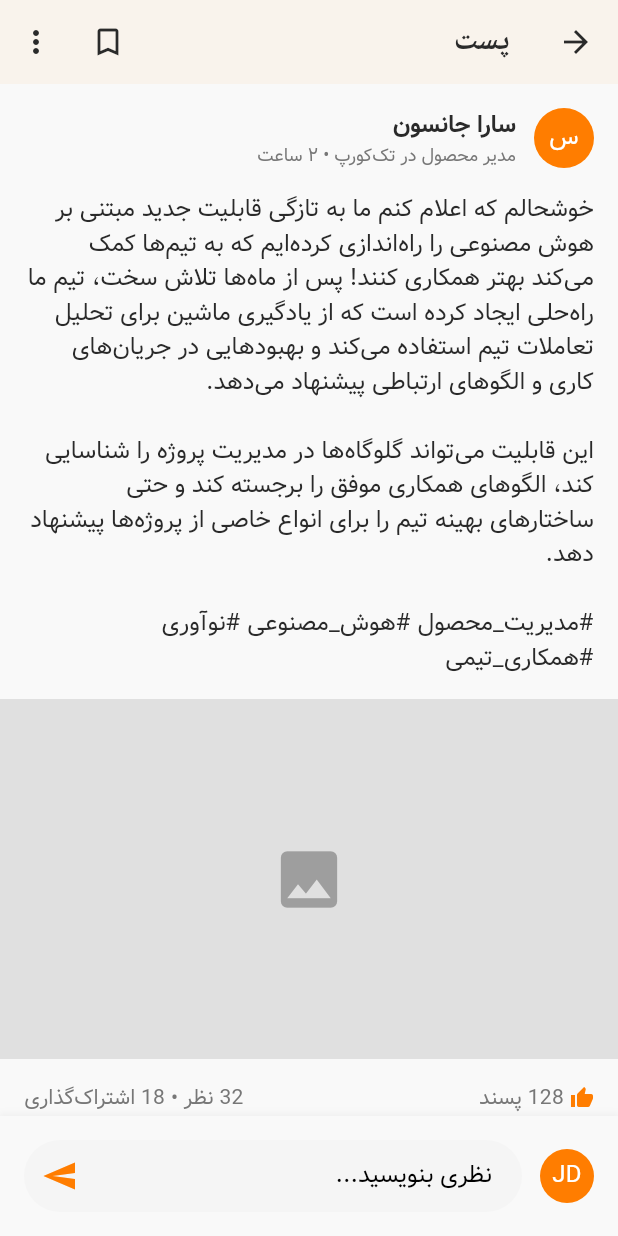
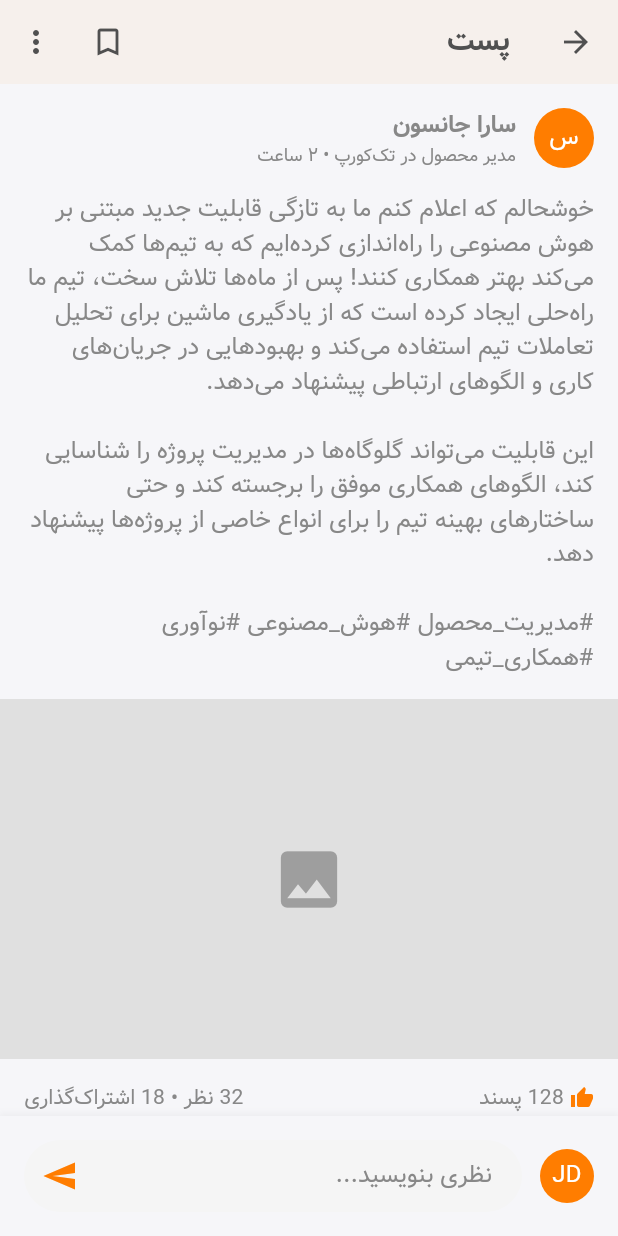
Before and after one commit to alireza10up/peyvand-frontend-flutter, a Flutter app: the PostDetailScreen screen opened by its route, on a phone screen of 412 x 824 dp. Run offline on Flutter 3.47's test engine with Material 3 defaults, Android fonts, the light colour scheme and no system bars.

Commit message:
fix overflow cards and disiable dark theme

```diff
--- a/lib/config/app_theme.dart
+++ b/lib/config/app_theme.dart
@@ -1,48 +1,37 @@
 import 'package:flutter/material.dart';
 
 class AppTheme {
-  // Colors
+  // رنگ‌های اصلی
   static const Color primaryColor = Color(0xFFFF7D00); // Orange
-  static const Color secondaryColor = Color(0xFF2A2A2A);
-  static const Color accentColor = Color(0xFF4ECDC4);
-  static const Color backgroundColor = Color(0xFFF9F9F9);
+  static const Color secondaryColor = Color(0xFF505050); // خاکستری تیره
+  static const Color accentColor = Color(0xFF4ECDC4); // Cyan/Teal
+  static const Color backgroundColor = Color(0xFFF6F6F9); // روشن
+  static const Color backgroundColorDark = Color(0xFF101014); // دارک دارک واقعی
+  static const Color surfaceColor = Color(0xFFFFFFFF); // کارت، اینپوت (لایت)
+  static const Color surfaceColorDark = Color(0xFF19191F); // کارت، اینپوت (دارک)
   static const Color errorColor = Color(0xFFFF6B6B);
-  static const Color textColor = Color(0xFF333333);
-  static const Color lightTextColor = Color(0xFF777777);
 
-  // Light Theme
+  // رنگ متن و متن روشن (برای استفاده در کل پروژه)
+  static const Color textColor = Color(0xFF222222); // متن اصلی (لایت)
+  static const Color textColorDark = Color(0xFFF1F1F1); // متن اصلی (دارک)
+  static const Color lightTextColor = Color(0xFF888888); // متن کم‌رنگ (لایت و دارک)
+  static const Color hintColorDark = Color(0xFF757585); // hint در دارک
+
+  // تم روشن
   static final ThemeData lightTheme = ThemeData(
+    fontFamily: 'Vazir',
     primaryColor: primaryColor,
     scaffoldBackgroundColor: backgroundColor,
-    fontFamily: 'Vazir',
-    textTheme: TextTheme(
-      displayLarge: TextStyle(
-        fontSize: 28,
-        fontWeight: FontWeight.bold,
-        color: secondaryColor,
-        fontFamily: 'Vazir',
-      ),
-      displayMedium: TextStyle(
-        fontSize: 24,
-        fontWeight: FontWeight.w600,
-        color: secondaryColor,
-        fontFamily: 'Vazir',
-      ),
-      bodyLarge: TextStyle(
-        fontSize: 16,
-        color: secondaryColor,
-        fontFamily: 'Vazir',
-      ),
-      bodyMedium: TextStyle(
-        fontSize: 14,
-        color: secondaryColor,
-        fontFamily: 'Vazir',
-      ),
-    ),
     colorScheme: ColorScheme.light(
       primary: primaryColor,
-      secondary: secondaryColor,
+      secondary: accentColor,
+      background: backgroundColor,
+      surface: surfaceColor,
       error: errorColor,
+      onPrimary: Colors.white,
+      onBackground: textColor,
+      onSurface: textColor,
+      onError: Colors.white,
     ),
     appBarTheme: AppBarTheme(
       backgroundColor: primaryColor,
@@ -52,6 +41,7 @@
         color: Colors.white,
         fontSize: 20,
         fontWeight: FontWeight.bold,
+        fontFamily: 'Vazir',
       ),
     ),
     elevatedButtonTheme: ElevatedButtonThemeData(
@@ -78,36 +68,70 @@
         borderSide: BorderSide(color: errorColor, width: 1),
       ),
       filled: true,
-      fillColor: Colors.white,
+      fillColor: surfaceColor,
       contentPadding: EdgeInsets.symmetric(horizontal: 16, vertical: 16),
+      hintStyle: TextStyle(color: lightTextColor, fontFamily: 'Vazir'),
+      labelStyle: TextStyle(color: lightTextColor, fontFamily: 'Vazir'),
     ),
+    textTheme: TextTheme(
+      displayLarge: TextStyle(
+        fontSize: 28,
+        fontWeight: FontWeight.bold,
+        color: textColor,
+        fontFamily: 'Vazir',
+      ),
+      displayMedium: TextStyle(
+        fontSize: 24,
+        fontWeight: FontWeight.w600,
+        color: textColor,
+        fontFamily: 'Vazir',
+      ),
+      bodyLarge: TextStyle(
+        fontSize: 16,
+        color: textColor,
+        fontFamily: 'Vazir',
+      ),
+      bodyMedium: TextStyle(
+        fontSize: 14,
+        color: lightTextColor,
+        fontFamily: 'Vazir',
+      ),
+    ),
+    cardColor: surfaceColor,
     bottomNavigationBarTheme: BottomNavigationBarThemeData(
-      backgroundColor: Colors.white,
+      backgroundColor: surfaceColor,
       selectedItemColor: primaryColor,
-      unselectedItemColor: Colors.grey,
+      unselectedItemColor: lightTextColor,
       type: BottomNavigationBarType.fixed,
       elevation: 10,
     ),
   );
 
-  // Dark Theme
+  // تم دارک
   static final ThemeData darkTheme = ThemeData(
+    fontFamily: 'Vazir',
     primaryColor: primaryColor,
-    scaffoldBackgroundColor: Color(0xFF121212),
+    scaffoldBackgroundColor: backgroundColorDark,
     colorScheme: ColorScheme.dark(
       primary: primaryColor,
       secondary: accentColor,
+      background: backgroundColorDark,
+      surface: surfaceColorDark,
       error: errorColor,
-      surface: Color(0xFF1E1E1E),
+      onPrimary: Colors.white,
+      onBackground: textColorDark,
+      onSurface: textColorDark,
+      onError: Colors.white,
     ),
     appBarTheme: AppBarTheme(
-      backgroundColor: Color(0xFF1E1E1E),
+      backgroundColor: surfaceColorDark,
       elevation: 0,
       iconTheme: IconThemeData(color: Colors.white),
       titleTextStyle: TextStyle(
         color: Colors.white,
         fontSize: 20,
         fontWeight: FontWeight.bold,
+        fontFamily: 'Vazir',
       ),
     ),
     elevatedButtonTheme: ElevatedButtonThemeData(
@@ -123,7 +147,7 @@
     inputDecorationTheme: InputDecorationTheme(
       border: OutlineInputBorder(
         borderRadius: BorderRadius.circular(8),
-        borderSide: BorderSide(color: Colors.grey.shade700),
+        borderSide: BorderSide(color: Color(0xFF232334)),
       ),
       focusedBorder: OutlineInputBorder(
         borderRadius: BorderRadius.circular(8),
@@ -134,38 +158,40 @@
         borderSide: BorderSide(color: errorColor, width: 1),
       ),
       filled: true,
-      fillColor: Color(0xFF2A2A2A),
+      fillColor: surfaceColorDark,
       contentPadding: EdgeInsets.symmetric(horizontal: 16, vertical: 16),
+      hintStyle: TextStyle(color: lightTextColor, fontFamily: 'Vazir'),
+      labelStyle: TextStyle(color: lightTextColor, fontFamily: 'Vazir'),
     ),
     textTheme: TextTheme(
       displayLarge: TextStyle(
         fontSize: 28,
         fontWeight: FontWeight.bold,
-        color: Colors.white,
+        color: textColorDark,
+        fontFamily: 'Vazir',
       ),
       displayMedium: TextStyle(
         fontSize: 24,
-        fontWeight: FontWeight.bold,
-        color: Colors.white,
-      ),
-      displaySmall: TextStyle(
-        fontSize: 20,
-        fontWeight: FontWeight.bold,
-        color: Colors.white,
+        fontWeight: FontWeight.w600,
+        color: textColorDark,
+        fontFamily: 'Vazir',
       ),
       bodyLarge: TextStyle(
         fontSize: 16,
-        color: Colors.white,
+        color: textColorDark,
+        fontFamily: 'Vazir',
       ),
       bodyMedium: TextStyle(
         fontSize: 14,
-        color: Colors.white70,
+        color: lightTextColor,
+        fontFamily: 'Vazir',
       ),
     ),
+    cardColor: surfaceColorDark,
     bottomNavigationBarTheme: BottomNavigationBarThemeData(
-      backgroundColor: Color(0xFF1E1E1E),
+      backgroundColor: surfaceColorDark,
       selectedItemColor: primaryColor,
-      unselectedItemColor: Colors.grey,
+      unselectedItemColor: lightTextColor,
       type: BottomNavigationBarType.fixed,
       elevation: 10,
     ),
--- a/lib/main.dart
+++ b/lib/main.dart
@@ -14,7 +14,7 @@
       title: 'پیوند',
       debugShowCheckedModeBanner: false,
       theme: AppTheme.lightTheme,
-      darkTheme: AppTheme.darkTheme,
+      // darkTheme: AppTheme.darkTheme,
       initialRoute: Routes.splash,
       onGenerateRoute: Routes.generateRoute,
       localizationsDelegates: [
--- a/lib/ui/screens/home/post_detail_screen.dart
+++ b/lib/ui/screens/home/post_detail_screen.dart
@@ -421,7 +421,7 @@
                       ),
                       SizedBox(width: 16),
                       Text(
-                        'پسندیدن',
+                        '',
                         style: TextStyle(
                           color: AppTheme.lightTextColor,
                           fontSize: 12,
@@ -430,7 +430,7 @@
                       ),
                       SizedBox(width: 16),
                       Text(
-                        'پاسخ',
+                        '',
                         style: TextStyle(
                           color: AppTheme.lightTextColor,
                           fontSize: 12,
--- a/lib/ui/widgets/post/post_card.dart
+++ b/lib/ui/widgets/post/post_card.dart
@@ -111,11 +111,11 @@
         children: [
           Row(
             children: [
-              _actionButton(Icons.thumb_up_outlined, 'پسندیدن'),
+              _actionButton(Icons.thumb_up_outlined, ''),
               SizedBox(width: 16),
-              _actionButton(Icons.comment_outlined, 'نظر'),
+              _actionButton(Icons.comment_outlined, ''),
               SizedBox(width: 16),
-              _actionButton(Icons.share_outlined, 'اشتراک‌گذاری'),
+              _actionButton(Icons.share_outlined, ''),
             ],
           ),
           AiEnhanceButton(
```
